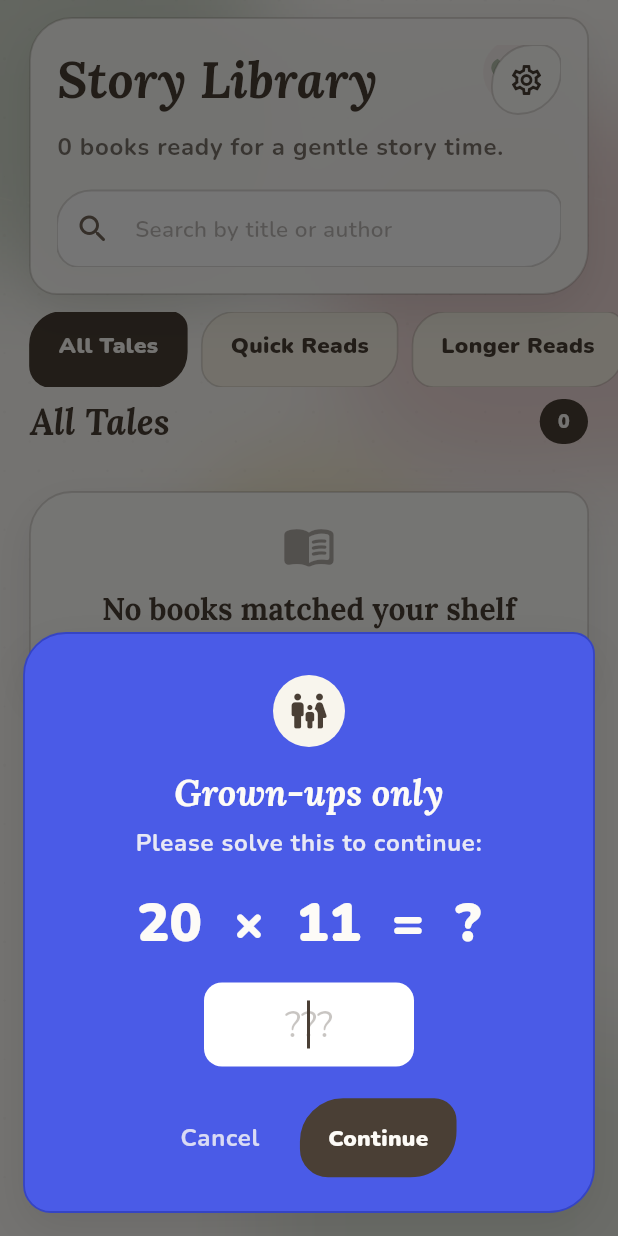
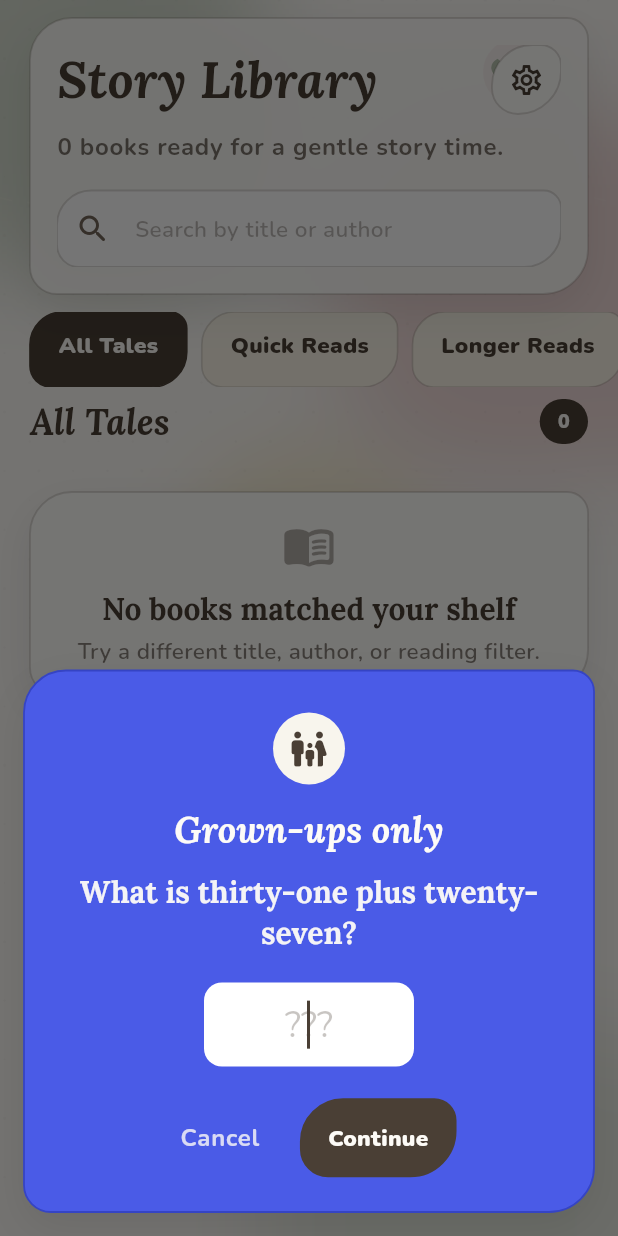
Before and after one commit to asp2131/storia-mobile, a Flutter app: the screen it shows once a user with an empty profile is signed in, after a tap on the "settings" icon, on a phone screen of 412 x 824 dp. Run offline on Flutter 3.47's test engine with Material 3 defaults, Android fonts, the phone set to English and light mode, and no system bars; drawn by our look-alikes of flutter_animate; our stand-ins replace cached_network_image, flutter_cache_manager, flutter_dotenv, flutter_riverpod, go_router, google_fonts and 4 more; missing offline and left inert: audio_session; accounts and stored records are empty.

Commit message:
Switch parental gate to word-form arithmetic with number pad entry
Replace numeric digit challenges (e.g. '23 × 17 = ?') with questions
written entirely in English words (e.g. 'What is twenty-three plus
fourteen?') requiring numeric-only open text entry. This stacks two
barriers -- reading comprehension and arithmetic -- matching the
pattern explicitly shown in Apple's Kids category documentation.

- Extract shared numberToWords() and generateGateChallenge() helpers
  into parental_gate.dart so both the reusable bottom-sheet gate and
  the inline ParentBirthYearScreen challenge use identical logic.
- Operands: addition of two numbers in the 10-35 range, producing
  answers in the 21-54 range. Trivial for adults, hard for ages 4-12.
- Fresh random challenge on every invocation and on every wrong answer.

Co-authored-by: Akintunde Pounds <asp2131@users.noreply.github.com>

```diff
--- a/lib/src/core/widgets/parental_gate.dart
+++ b/lib/src/core/widgets/parental_gate.dart
@@ -7,10 +7,47 @@ import '../theme/storia_colors.dart';
 import 'sketch_button.dart';
 import 'sketch_card.dart';
 
-/// A non-disableable parental gate that presents a random multiplication
-/// challenge each time it is shown. Designed for Apple Kids category
-/// compliance: the product of two multi-digit numbers is trivial for adults
-/// but difficult for children ages 4-12.
+/// Converts an integer 0-99 to its English word form.
+///
+/// Shared by [ParentalGate] and any screen that embeds an inline gate
+/// challenge so the same word-form barrier is used consistently.
+String numberToWords(int n) {
+  const ones = [
+    'zero', 'one', 'two', 'three', 'four', 'five',
+    'six', 'seven', 'eight', 'nine', 'ten', 'eleven',
+    'twelve', 'thirteen', 'fourteen', 'fifteen', 'sixteen',
+    'seventeen', 'eighteen', 'nineteen',
+  ];
+  const tens = [
+    '', '', 'twenty', 'thirty', 'forty',
+    'fifty', 'sixty', 'seventy', 'eighty', 'ninety',
+  ];
+
+  assert(n >= 0 && n < 100, 'numberToWords only handles 0-99');
+
+  if (n < 20) return ones[n];
+  if (n % 10 == 0) return tens[n ~/ 10];
+  return '${tens[n ~/ 10]}-${ones[n % 10]}';
+}
+
+/// Generates a random addition challenge with two-digit operands and returns
+/// `(a, b, answer, questionText)`.
+({int a, int b, int answer, String question}) generateGateChallenge(
+  Random random,
+) {
+  final a = 11 + random.nextInt(25);
+  final b = 10 + random.nextInt(20);
+  final answer = a + b;
+  final question =
+      'What is ${numberToWords(a)} plus ${numberToWords(b)}?';
+  return (a: a, b: b, answer: answer, question: question);
+}
+
+/// A non-disableable parental gate that presents a random arithmetic challenge
+/// written entirely in words (e.g. "What is twenty-three plus fourteen?") with
+/// numeric-only open text entry. Designed for Apple Kids category compliance:
+/// stacks reading comprehension and arithmetic -- trivial for adults, hard for
+/// children ages 4-12.
 class ParentalGate {
   ParentalGate._();
 
@@ -42,21 +79,20 @@ class _ParentalGateSheetState extends State<_ParentalGateSheet> {
   final _controller = TextEditingController();
   final _focusNode = FocusNode();
 
-  late int _a;
-  late int _b;
   late int _answer;
+  late String _question;
   String? _errorMessage;
 
   @override
   void initState() {
     super.initState();
-    _generateChallenge();
+    _regenerate();
   }
 
-  void _generateChallenge() {
-    _a = 12 + _random.nextInt(19);
-    _b = 7 + _random.nextInt(13);
-    _answer = _a * _b;
+  void _regenerate() {
+    final challenge = generateGateChallenge(_random);
+    _answer = challenge.answer;
+    _question = challenge.question;
     _controller.clear();
   }
 
@@ -81,7 +117,7 @@ class _ParentalGateSheetState extends State<_ParentalGateSheet> {
 
     setState(() {
       _errorMessage = "That's not right. Try this one instead.";
-      _generateChallenge();
+      _regenerate();
     });
   }
 
@@ -120,24 +156,20 @@ class _ParentalGateSheetState extends State<_ParentalGateSheet> {
                 color: StoriaColors.paper,
               ),
             ),
-            const SizedBox(height: 8),
-            Text(
-              'Please solve this to continue:',
-              textAlign: TextAlign.center,
-              style: textTheme.bodyLarge?.copyWith(
-                color: StoriaColors.paper.withValues(alpha: 0.88),
+            const SizedBox(height: 14),
+            Padding(
+              padding: const EdgeInsets.symmetric(horizontal: 4),
+              child: Text(
+                _question,
+                textAlign: TextAlign.center,
+                style: textTheme.titleLarge?.copyWith(
+                  color: StoriaColors.paper.withValues(alpha: 0.95),
+                  fontWeight: FontWeight.w700,
+                  height: 1.35,
+                ),
               ),
             ),
             const SizedBox(height: 20),
-            Text(
-              '$_a  ×  $_b  =  ?',
-              textAlign: TextAlign.center,
-              style: textTheme.displaySmall?.copyWith(
-                color: StoriaColors.paper,
-                fontWeight: FontWeight.w900,
-              ),
-            ),
-            const SizedBox(height: 18),
             SizedBox(
               width: 140,
               child: TextField(
@@ -168,7 +200,7 @@ class _ParentalGateSheetState extends State<_ParentalGateSheet> {
                 ),
                 inputFormatters: [
                   FilteringTextInputFormatter.digitsOnly,
-                  LengthLimitingTextInputFormatter(4),
+                  LengthLimitingTextInputFormatter(3),
                 ],
                 onChanged: (_) {
                   if (_errorMessage != null) {
```
Also changed, not shown: lib/src/features/onboarding/presentation/parent_birth_year_screen.dart (+21 -25 lines).
